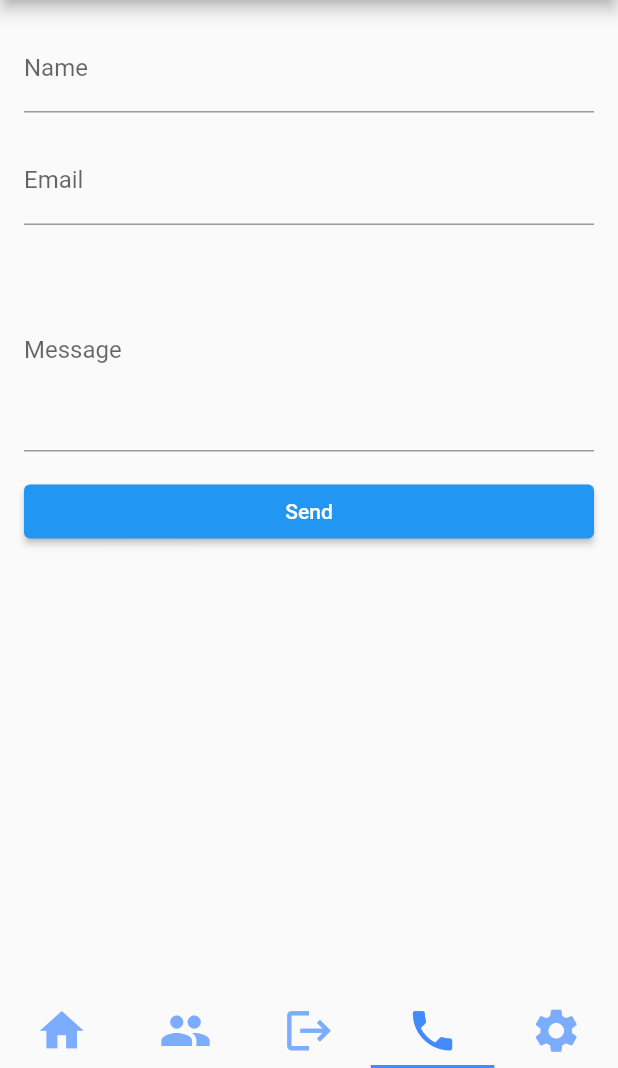
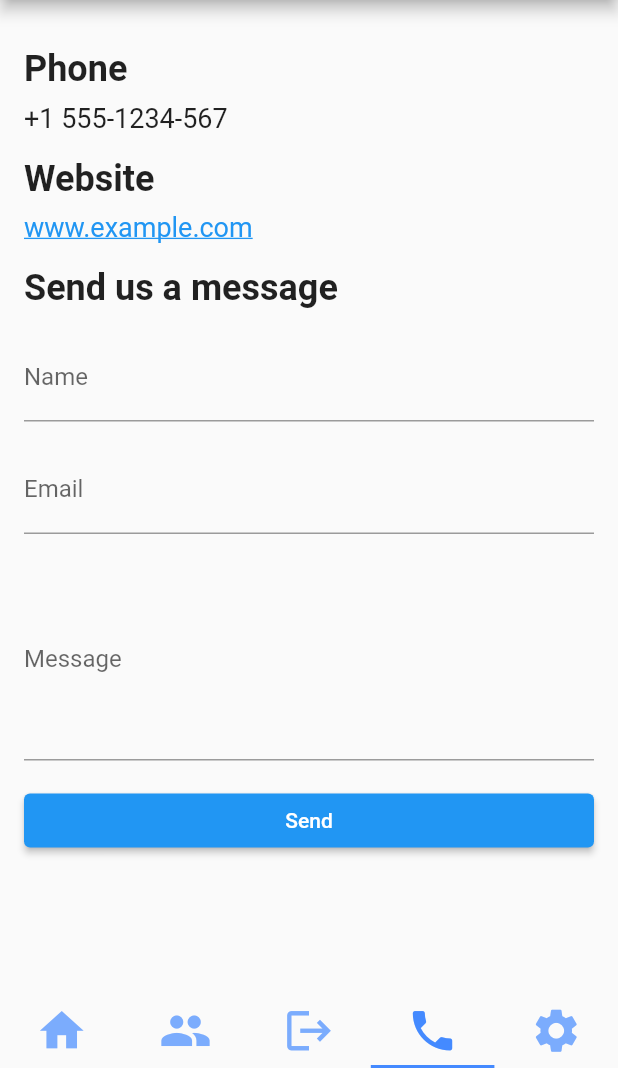
Before and after one commit to MrKomron/flutter_end_project, a Flutter app: the screen it shows after launch, item 4 of the bottom bar chosen, on a phone screen of 412 x 824 dp, the part 168-1236 px from its top. Run offline on Flutter 3.47's test engine with Material 2 defaults, Android fonts, the phone set to English and light mode, and no system bars.

Commit message:
extra contact gegevens

```diff
--- a/lib/pages/contact.dart
+++ b/lib/pages/contact.dart
@@ -52,8 +52,45 @@ class _ContactPageState extends State<ContactPage> {
       ),
       body: SingleChildScrollView(
         child: Padding(
-          padding: const EdgeInsets.all(16.0),
-          child: Form(
+          padding: EdgeInsets.all(16.0),
+          child: Column(
+              crossAxisAlignment: CrossAxisAlignment.start,
+              children: [
+              SizedBox(height: 16.0),
+          Text(
+            'Phone',
+            style: TextStyle(fontSize: 24.0, fontWeight: FontWeight.bold),
+          ),
+          SizedBox(height: 8.0),
+          Text(
+            '+1 555-1234-567',
+            style: TextStyle(fontSize: 18.0),
+          ),
+          SizedBox(height: 16.0),
+          Text(
+            'Website',
+            style: TextStyle(fontSize: 24.0, fontWeight: FontWeight.bold),
+          ),
+          SizedBox(height: 8.0),
+          InkWell(
+            child: Text(
+              'www.example.com',
+              style: TextStyle(
+                fontSize: 18.0,
+                color: Colors.blue,
+                decoration: TextDecoration.underline,
+              ),
+            ),
+            onTap: () => _launchURL(),
+          ),
+          SizedBox(height: 16.0),
+          Text(
+            'Send us a message',
+            style: TextStyle(fontSize: 24.0, fontWeight: FontWeight.bold),
+          ),
+          SizedBox(height: 16.0),
+
+        Form(
             key: _formKey,
             child: Column(
               crossAxisAlignment: CrossAxisAlignment.stretch,
@@ -131,8 +168,17 @@ class _ContactPageState extends State<ContactPage> {
               ],
             ),
           ),
-        ),
+        ],),
+      ),
       ),
     );
   }
 }
+_launchURL() async {
+  const url = 'https://www.example.com';
+  if (await canLaunch(url)) {
+    await launch(url);
+  } else {
+    throw 'Could not launch $url';
+  }
+}
```
Also changed, not shown: lib/pages/settings.dart (+45 -2 lines).
